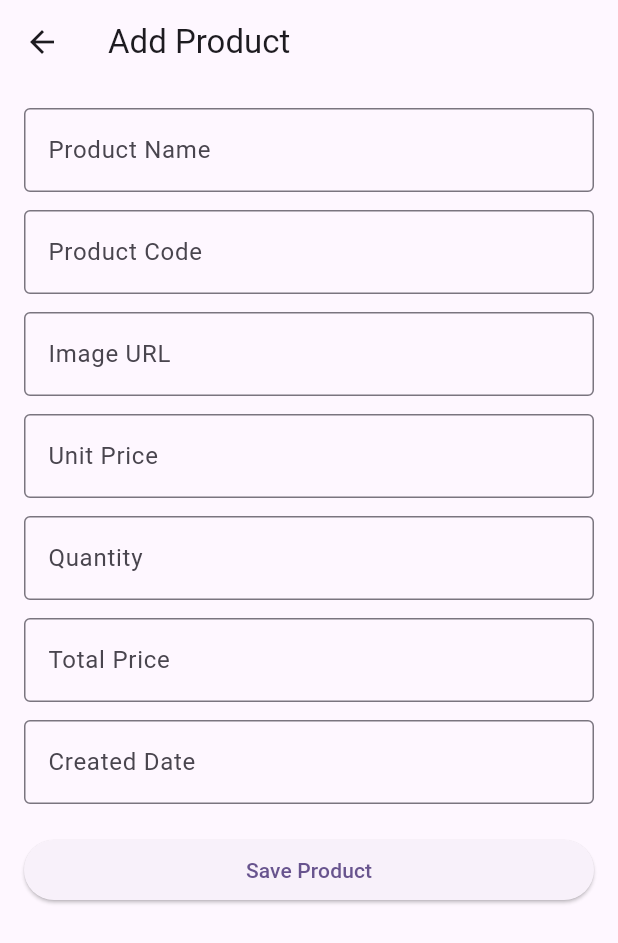
After one commit to mishad01/Flutter-State-Management-Provider-App, a Flutter app: the screen it shows after launch, after a tap on the "add" icon, on a phone screen of 412 x 824 dp. The commit adds this screen. Shown: the top 943 px of the screen. Run offline on Flutter 3.47's test engine with Material 3 defaults, Android fonts, the phone set to English and light mode, and no system bars; our stand-ins replace carousel_slider, iconsax, sizer, supabase_flutter; accounts and stored records are empty; network calls fail.

Commit message:
feat: Implement add and delete product functionality
This commit introduces the ability to add new products and delete existing ones.

- **`AddProductScreen`:**
    - New screen for adding products.
    - Includes a form with fields for product name, code, image URL, unit price, quantity, total price, and created date.
    - Uses `TextFormField` for input fields with basic validation.
    - Integrates with `ProductListProvider` to save new products.
    - Shows a `CircularProgressIndicator` while the API call is in progress.
    - Displays success or failure messages using `SnackBar`.
    - Navigates back to the home screen on successful product creation.
    - Disposes of `TextEditingController`s when the screen is disposed.

- **`HomeScreenWay1`:**
    - Added a "+" icon button in the `AppBar` to navigate to `AddProductScreen`.
    - Enhanced product display in `ListView`:
        - Shows product image using `Image.network` with an error builder.
        - Displays product code, quantity, unit price, and product ID.
        - Shows total price.
        - Added a delete icon button to remove products.
    - Implemented `deleteProduct` functionality by calling the provider method and refreshing the list.
    - Shows a `CircularProgressIndicator` while products are loading.

- **`ProductListProviderWay`:**
    - Added `addProductList` method:
        - Makes a POST request to `Urls.createProduct`.
        - Updates `apiInProgress` and notifies listeners.
        - Returns `true` on success, `false` otherwise.
    - Added `deleteProduct` method:
        - Makes a GET request to `Urls.deleteProduct(id)`.
        - Removes the product from the local `_productList` on successful deletion.
        - Updates `apiInProgress` and notifies listeners.
        - Returns `true` on success, `false` otherwise.

- **`Urls.dart`:**
    - Corrected the `deleteProduct` URL from `/delete-product/$id` to `/DeleteProduct/$id`.

```diff
--- a/crud_app_using_provider/lib/utils/urls.dart
+++ b/crud_app_using_provider/lib/utils/urls.dart
@@ -2,6 +2,6 @@ class Urls {
   static const String baseUrl = 'https://crud.teamrabbil.com/api/v1';
   static const String createProduct = '$baseUrl/CreateProduct';
   static String updateProduct(String id) => '$baseUrl/UpdateProduct/$id';
-  static String deleteProduct(String id) => '$baseUrl/delete-product/$id';
+  static String deleteProduct(String id) => '$baseUrl/DeleteProduct/$id';
   static String getProducts = '$baseUrl/ReadProduct';
 }
--- /dev/null
+++ b/crud_app_using_provider/lib/view/add_product_screen.dart
@@ -0,0 +1,135 @@
+import 'package:crud_app_using_provider/model/product_model.dart';
+import 'package:crud_app_using_provider/provider/product_list_provider_way.dart';
+import 'package:flutter/material.dart';
+import 'package:provider/provider.dart';
+
+class AddProductScreen extends StatefulWidget {
+  const AddProductScreen({super.key});
+
+  @override
+  State<AddProductScreen> createState() => _AddProductScreenState();
+}
+
+class _AddProductScreenState extends State<AddProductScreen> {
+  final _formKey = GlobalKey<FormState>();
+  final TextEditingController _nameController = TextEditingController();
+  final TextEditingController _codeController = TextEditingController();
+  final TextEditingController _imgController = TextEditingController();
+  final TextEditingController _unitPriceController = TextEditingController();
+  final TextEditingController _qtyController = TextEditingController();
+  final TextEditingController _totalPriceController = TextEditingController();
+  final TextEditingController _createdDateController = TextEditingController();
+
+  void saveProduct(ProductListProvider productProvider) async {
+    if (_formKey.currentState!.validate()) {
+      /* final product = ProductModel(
+        productName: _nameController.text.trim(),
+        productCode: _codeController.text.trim(),
+        img: _imgController.text.trim(),
+        unitPrice: _unitPriceController.text.trim(),
+        qty: _qtyController.text.trim(),
+        totalPrice: _totalPriceController.text.trim(),
+        createdDate: _createdDateController.text.trim(),
+      );
+
+      // For demo purposes, print product as JSON
+      print(product.toJson());
+
+      ScaffoldMessenger.of(context).showSnackBar(
+        SnackBar(content: Text("Product saved successfully")),
+      );*/
+      final product = ProductModel(
+        productName: _nameController.text.trim(),
+        productCode: _codeController.text.trim(),
+        img: _imgController.text.trim(),
+        unitPrice: _unitPriceController.text.trim(),
+        qty: _qtyController.text.trim(),
+        totalPrice: _totalPriceController.text.trim(),
+        createdDate: _createdDateController.text.trim(),
+      );
+      final isSuccess = await productProvider.addProductList(product);
+      if (isSuccess) {
+        ScaffoldMessenger.of(context).showSnackBar(
+          SnackBar(content: Text("Product saved successfully")),
+        );
+        Navigator.pop(context); // go back to home
+      } else {
+        ScaffoldMessenger.of(context).showSnackBar(
+          SnackBar(content: Text("Failed to save product")),
+        );
+      }
+    }
+  }
+
+  Widget _buildTextField(
+      {required String label, required TextEditingController controller}) {
+    return TextFormField(
+      controller: controller,
+      decoration: InputDecoration(
+        labelText: label,
+        border: OutlineInputBorder(),
+      ),
+      validator: (value) =>
+          value == null || value.isEmpty ? 'Enter $label' : null,
+    );
+  }
+
+  @override
+  Widget build(BuildContext context) {
+    return Scaffold(
+      appBar: AppBar(title: Text('Add Product')),
+      body: Padding(
+        padding: const EdgeInsets.all(16.0),
+        child: Form(
+          key: _formKey,
+          child: ListView(
+            children: [
+              _buildTextField(
+                  label: 'Product Name', controller: _nameController),
+              SizedBox(height: 12),
+              _buildTextField(
+                  label: 'Product Code', controller: _codeController),
+              SizedBox(height: 12),
+              _buildTextField(label: 'Image URL', controller: _imgController),
+              SizedBox(height: 12),
+              _buildTextField(
+                  label: 'Unit Price', controller: _unitPriceController),
+              SizedBox(height: 12),
+              _buildTextField(label: 'Quantity', controller: _qtyController),
+              SizedBox(height: 12),
+              _buildTextField(
+                  label: 'Total Price', controller: _totalPriceController),
+              SizedBox(height: 12),
+              _buildTextField(
+                  label: 'Created Date', controller: _createdDateController),
+              SizedBox(height: 20),
+              Consumer<ProductListProvider>(
+                builder: (context, value, child) {
+                  return ElevatedButton(
+                    onPressed:
+                        value.apiInProgress ? null : () => saveProduct(value),
+                    child: value.apiInProgress
+                        ? CircularProgressIndicator(strokeWidth: 2)
+                        : Text('Save Product'),
+                  );
+                },
+              ),
+            ],
+          ),
+        ),
+      ),
+    );
+  }
+
+  @override
+  void dispose() {
+    _nameController.dispose();
+    _codeController.dispose();
+    _imgController.dispose();
+    _unitPriceController.dispose();
+    _qtyController.dispose();
+    _totalPriceController.dispose();
+    _createdDateController.dispose();
+    super.dispose();
+  }
+}
--- a/crud_app_using_provider/lib/view/home_screen_way_1.dart
+++ b/crud_app_using_provider/lib/view/home_screen_way_1.dart
@@ -1,4 +1,5 @@
 import 'package:crud_app_using_provider/provider/product_list_provider_way.dart';
+import 'package:crud_app_using_provider/view/add_product_screen.dart';
 import 'package:flutter/material.dart';
 import 'package:provider/provider.dart';
 
@@ -33,20 +34,73 @@ class _HomeScreenState extends State<HomeScreen> {
                   TextStyle(color: Colors.white, fontWeight: FontWeight.bold),
             ),
             actions: [
-              Icon(
+              InkWell(
+                onTap: () {
+                  Navigator.push(
+                    context,
+                    MaterialPageRoute(
+                      builder: (context) => AddProductScreen(),
+                    ),
+                  );
+                },
+                child: Icon(
                   Icons.add,
                   color: Colors.white,
                 ),
+              ),
             ],
           ),
-          body: ListView.builder(
+          body: Visibility(
+            visible: !productProvider.apiInProgress,
+            replacement: Center(child: CircularProgressIndicator()),
+            child: ListView.builder(
               itemCount: productList.length,
               itemBuilder: (context, index) {
                 final product = productList[index];
                 return ListTile(
+                  leading: product.img != null
+                      ? Image.network(
+                          product.img!,
+                          width: 50,
+                          height: 50,
+                          fit: BoxFit.cover,
+                          errorBuilder: (context, error, stackTrace) =>
+                              Icon(Icons.broken_image),
+                        )
+                      : Icon(Icons.image_not_supported),
                   title: Text(product.productName ?? 'No name'),
+                  subtitle: Text(
+                    'Code: ${product.productCode ?? 'N/A'}\n'
+                    'Qty: ${product.qty ?? '0'} x Price: ${product.unitPrice ?? '0'}'
+                    'id: ${product.sId}',
+                  ),
+                  trailing: SizedBox(
+                    width: 100,
+                    child: Row(
+                      mainAxisAlignment: MainAxisAlignment.end,
+                      children: [
+                        Text(
+                          '৳${product.totalPrice ?? '0'}',
+                          style: TextStyle(fontWeight: FontWeight.bold),
+                        ),
+                        IconButton(
+                          onPressed: () async {
+                            productProvider.deleteProduct(
+                                product, product.sId!);
+                            await productProvider
+                                .getProductList(); // Refresh the list
+                          },
+                          icon: Icon(
+                            Icons.delete,
+                            color: Colors.red,
+                          ),
+                        )
+                      ],
+                    ),
+                  ),
                 );
               },
+            ),
           ),
         );
       },
```
Also changed, not shown: crud_app_using_provider/lib/provider/product_list_provider_way.dart (+38 -0 lines). Lines whose indentation alone changed are shown as unchanged.
